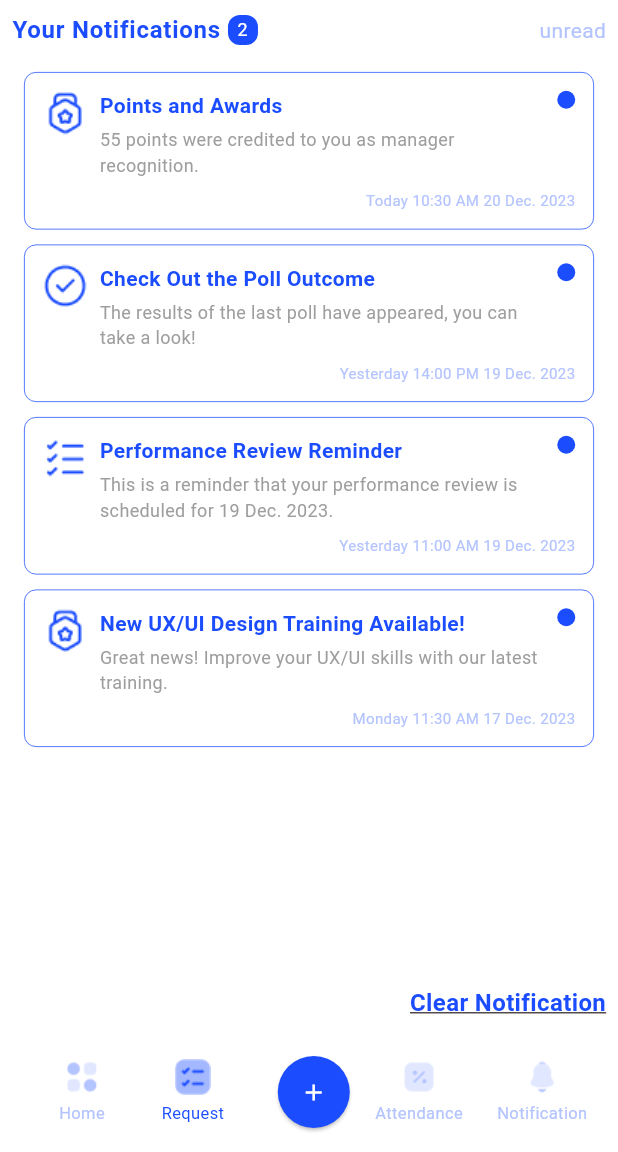
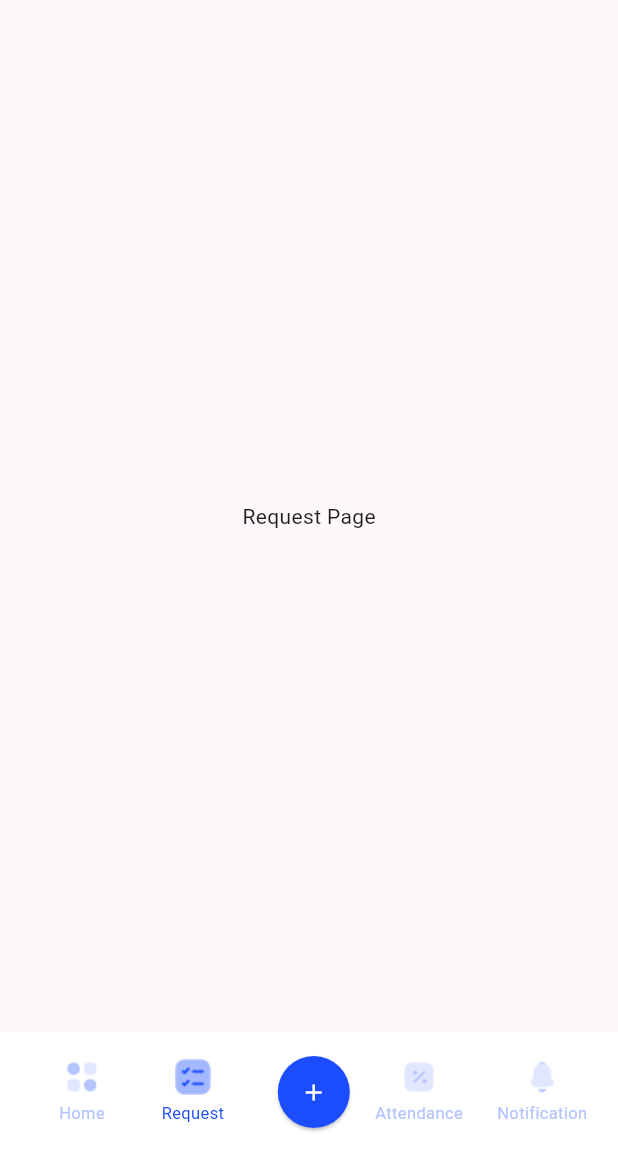
Before and after one commit to ghaliah-Abuhejleh/HR-management-, a Flutter app: the screen it shows after launch, after a tap on "Request", on a phone screen of 412 x 824 dp, the part 84-1236 px from its top. Run offline on Flutter 3.47's test engine with Material 3 defaults, Android fonts, the phone set to English and light mode, and no system bars.

Commit message:
"first Assignment changes submission"

```diff
--- /dev/null
+++ b/lib/home_page.dart
@@ -0,0 +1,170 @@
+import 'package:flutter/material.dart';
+import 'notification_page.dart'; // Import NotificationPage
+
+class HomePage extends StatefulWidget {
+  const HomePage({super.key});
+
+  @override
+  _HomePageState createState() => _HomePageState();
+}
+
+class _HomePageState extends State<HomePage> {
+  int _selectedIndex = 0;
+  Widget _currentBody = const NotificationPage();
+
+  void _onItemTapped(int index) {
+    setState(() {
+      _selectedIndex = index;
+      switch (index) {
+        case 0:
+          _currentBody = const NotificationPage();
+          break;
+        case 1:
+          _currentBody = Center(child: Text('Request Page'));
+          break;
+        case 2:
+          break;
+        case 3:
+          _currentBody = Center(child: Text('Settings Page'));
+          break;
+      }
+    });
+  }
+
+  @override
+  Widget build(BuildContext context) {
+    final theme = Theme.of(context);
+
+    return Scaffold(
+      appBar: AppBar(
+        leading: Icon(Icons.menu),
+        title: Column(
+          crossAxisAlignment: CrossAxisAlignment.start,
+          children: [
+            Text(
+              "Check in",
+              style: theme.textTheme.bodyMedium?.copyWith(
+                color: theme.colorScheme.onPrimary,
+                fontSize: 14,
+              ),
+            ),
+            Text(
+              "09:00 AM",
+              style: theme.textTheme.bodyMedium?.copyWith(
+                color: theme.colorScheme.onPrimary,
+                fontSize: 14,
+              ),
+            ),
+          ],
+        ),
+        actions: [
+          IconButton(
+            icon: Icon(Icons.search, color: theme.iconTheme.color),
+            onPressed: () {},
+          ),
+          SizedBox(width: 16),
+          Container(
+            width: 36,
+            height: 36,
+            decoration: BoxDecoration(
+              shape: BoxShape.circle,
+              border: Border.all(
+                color: Color(0xFF0A9952),
+                width: 2.0,
+              ),
+            ),
+            child: CircleAvatar(
+              backgroundColor: Color(0xFF2e3e4e),
+              radius: 18,
+              child: ClipOval(
+                child: Image.asset(
+                  'assets/images/profile.png',
+                  width: 32,
+                  height: 32,
+                  fit: BoxFit.scaleDown,
+                ),
+              ),
+            ),
+          ),
+          SizedBox(width: 16),
+        ],
+      ),
+      body: _currentBody,
+      bottomNavigationBar: BottomAppBar(
+        color: Colors.white,
+        child: Row(
+          mainAxisAlignment: MainAxisAlignment.spaceAround,
+          children: [
+            SizedBox(width: 10),
+            _buildBottomNavItem(
+              assetName: 'assets/icons/home.png',
+              label: 'Home',
+              index: 0,
+            ),
+            SizedBox(width: 20),
+            _buildBottomNavItem(
+              assetName: 'assets/icons/task-square.png',
+              label: 'Request',
+              index: 1,
+            ),
+            SizedBox(width: 10),
+            ElevatedButton(
+              onPressed: () {},
+              child: Icon(Icons.add, color: Colors.white),
+              style: ElevatedButton.styleFrom(
+                backgroundColor: theme.colorScheme.primary,
+                shape: const CircleBorder(),
+                padding: EdgeInsets.all(15),
+              ),
+            ),
+            _buildBottomNavItem(
+              assetName: 'assets/icons/percentage-square.png',
+              label: 'Attendance',
+              index: 2,
+            ),
+            SizedBox(width: 5),
+            _buildBottomNavItem(
+              assetName: 'assets/icons/notification.png',
+              label: 'Notification',
+              index: 3,
+            ),
+          ],
+        ),
+      ),
+      floatingActionButtonLocation: FloatingActionButtonLocation.endDocked,
+    );
+  }
+
+  Widget _buildBottomNavItem({
+    required String assetName,
+    required String label,
+    required int index,
+  }) {
+    final isSelected = _selectedIndex == index;
+    final theme = Theme.of(context);
+
+    return GestureDetector(
+      onTap: () => _onItemTapped(index),
+      child: Column(
+        mainAxisAlignment: MainAxisAlignment.center,
+        mainAxisSize: MainAxisSize.min,
+        children: [
+          Image.asset(
+            assetName,
+            width: 24,
+            height: 24,
+            color: isSelected ? theme.colorScheme.primary : theme.colorScheme.secondary,
+          ),
+          SizedBox(height: 4),
+          Text(
+            label,
+            style: TextStyle(
+              color: isSelected ? theme.colorScheme.primary : theme.colorScheme.secondary,
+              fontSize: 11,
+            ),
+          ),
+        ],
+      ),
+    );
+  }
+}
--- a/lib/main.dart
+++ b/lib/main.dart
@@ -1,10 +1,8 @@
 import 'package:flutter/material.dart';
-import 'notification_page.dart';
+import 'home_page.dart'; // Import HomePage
 
 void main() {
-  runApp(
-     const MyApp(),
-  );
+  runApp(const MyApp());
 }
 
 class MyApp extends StatelessWidget {
@@ -17,10 +15,10 @@ class MyApp extends StatelessWidget {
       title: 'Flutter Demo',
       theme: ThemeData(
         textTheme: const TextTheme(
-          bodyLarge: const TextStyle(fontSize: 16.0),
-          bodyMedium: const TextStyle(fontSize: 14.0),
-          bodySmall: const TextStyle(fontSize: 10.0),
-          displayLarge: const TextStyle(fontSize: 32.0),
+          bodyLarge: TextStyle(fontSize: 16.0),
+          bodyMedium: TextStyle(fontSize: 14.0),
+          bodySmall: TextStyle(fontSize: 10.0),
+          displayLarge: TextStyle(fontSize: 32.0),
         ),
         colorScheme: ColorScheme.fromSeed(
           seedColor: Colors.black,
@@ -28,11 +26,10 @@ class MyApp extends StatelessWidget {
           onPrimary: Colors.black,
           secondary: const Color(0xFFB4C4FF),
           onSecondary: Colors.grey,
-
         ),
         useMaterial3: true,
       ),
-      home: const NotificationPage(),
+      home: const HomePage(),
     );
   }
 }
--- a/lib/notification_card.dart
+++ b/lib/notification_card.dart
@@ -4,7 +4,7 @@ class NotificationCard extends StatelessWidget {
   final String title;
   final String description;
   final String additionalInfo;
-  final Image image; // Keeping Image type
+  final Image image;
   final Color borderColor;
 
   const NotificationCard({
--- a/lib/notification_page.dart
+++ b/lib/notification_page.dart
@@ -1,129 +1,41 @@
 import 'package:flutter/material.dart';
-import 'notification_card.dart';
+import 'notification_card.dart'; // Ensure you have this file
 
-class NotificationPage extends StatefulWidget {
+class NotificationPage extends StatelessWidget {
   const NotificationPage({super.key});
-
-  @override
-  _NotificationPageState createState() => _NotificationPageState();
-}
-
-class _NotificationPageState extends State<NotificationPage> {
-  int _selectedIndex = 3;
-
-  void _onItemTapped(int index) {
-    setState(() {
-      _selectedIndex = index;
-    });
-
-    switch (index) {
-      case 0:
-        Navigator.pushNamed(context, '/home');
-        break;
-      case 1:
-        break;
-      case 2:
-        Navigator.pushNamed(context, '/profile');
-        break;
-      case 3:
-        Navigator.pushNamed(context, '/settings');
-        break;
-    }
-  }
-
-
-  Widget _buildBottomNavItem({
-    required String assetName,
-    required String label,
-    required int index,
-  }) {
-    final isSelected = _selectedIndex == index;
-    final theme = Theme.of(context);
-
-    return GestureDetector(
-      onTap: () => _onItemTapped(index),
-      child: Column(
-        mainAxisAlignment: MainAxisAlignment.center,
-        mainAxisSize: MainAxisSize.min,
-        children: [
-          Image.asset(
-            assetName,
-            width: 24,
-            height: 24,
-            color: isSelected ? theme.colorScheme.primary : theme.colorScheme.secondary,
-          ),
-          SizedBox(height: 4),
-          Text(
-            label,
-            style: TextStyle(
-              color: isSelected ? theme.colorScheme.primary : theme.colorScheme.secondary,
-              fontSize: 11,
-            ),
-          ),
-        ],
-      ),
-    );
-  }
 
   @override
   Widget build(BuildContext context) {
     final theme = Theme.of(context);
+    final notifications = [
+      {
+        'title': "Points and Awards",
+        'description': "55 points were credited to you as manager recognition.",
+        'additionalInfo': "Today 10:30 AM 20 Dec. 2023",
+        'image': 'assets/images/award.png',
+      },
+      {
+        'title': "Check Out the Poll Outcome",
+        'description': "The results of the last poll have appeared, you can take a look!",
+        'additionalInfo': "Yesterday 14:00 PM 19 Dec. 2023",
+        'image': 'assets/images/tick-circle.png',
+      },
+      {
+        'title': "Performance Review Reminder",
+        'description': "This is a reminder that your performance review is scheduled for 19 Dec. 2023.",
+        'additionalInfo': "Yesterday 11:00 AM 19 Dec. 2023",
+        'image': 'assets/images/task.png',
+      },
+      {
+        'title': "New UX/UI Design Training Available!",
+        'description': "Great news! Improve your UX/UI skills with our latest training.",
+        'additionalInfo': "Monday 11:30 AM 17 Dec. 2023",
+        'image': 'assets/images/award.png',
+      },
+    ];
 
     return Scaffold(
       backgroundColor: Colors.white,
-      appBar: AppBar(
-        leading: Icon(Icons.menu),
-        title: Column(
-          crossAxisAlignment: CrossAxisAlignment.start,
-          children: [
-            Text(
-              "Check in",
-              style: theme.textTheme.bodyMedium?.copyWith(
-                color: theme.colorScheme.onPrimary,
-                fontSize: 14,
-              ),
-            ),
-            Text(
-              "09:00 AM",
-              style: theme.textTheme.bodyMedium?.copyWith(
-                color: theme.colorScheme.onPrimary,
-                fontSize: 14,
-              ),
-            ),
-          ],
-        ),
-        actions: [
-          IconButton(
-            icon: Icon(Icons.search, color: theme.iconTheme.color),
-            onPressed: () {},
-          ),
-          SizedBox(width: 16),
-          Container(
-            width: 36,
-            height: 36,
-            decoration: BoxDecoration(
-              shape: BoxShape.circle,
-              border: Border.all(
-                color: Color(0xFF0A9952),
-                width: 2.0,
-              ),
-            ),
-            child: CircleAvatar(
-              backgroundColor: Color(0xFF2e3e4e),
-              radius: 18,
-              child: ClipOval(
-                child: Image.asset(
-                  'images/profile.png',
-                  width: 32,
-                  height: 32,
-                  fit: BoxFit.scaleDown,
-                ),
-              ),
-            ),
-          ),
-          SizedBox(width: 16),
-        ],
-      ),
       body: Padding(
         padding: const EdgeInsets.all(8.0),
         child: Column(
@@ -152,7 +64,7 @@ class _NotificationPageState extends State<NotificationPage> {
                       ),
                       child: Center(
                         child: Text(
-                          "2",
+                          "${notifications.length}", // Update to dynamic count
                           style: theme.textTheme.bodySmall?.copyWith(
                             color: Colors.white,
                             fontSize: 12,
@@ -174,43 +86,24 @@ class _NotificationPageState extends State<NotificationPage> {
             ),
             SizedBox(height: 8),
             Expanded(
-              child: ListView(
+              child: ListView.builder(
                 padding: const EdgeInsets.all(8),
-                children: [
-                  NotificationCard(
-                    title: "Points and Awards",
-                    description: "55 points were credited to you as manager recognition.",
-                    additionalInfo: "Today 10:30 AM 20 Dec. 2023",
-                    image: Image.asset('images/award.png'),
+                itemCount: notifications.length,
+                itemBuilder: (context, index) {
+                  final notification = notifications[index];
+                  return NotificationCard(
+                    title: notification['title']!,
+                    description: notification['description']!,
+                    additionalInfo: notification['additionalInfo']!,
+                    image: Image.asset(notification['image']!),
                     borderColor: theme.colorScheme.primary,
-                  ),
-                  NotificationCard(
-                    title: "Check Out the Poll Outcome",
-                    description: "The results of the last poll have appeared, you can take a look!",
-                    additionalInfo: "Yesterday 14:00 PM 19 Dec. 2023",
-                    image: Image.asset('images/tick-circle.png'),
-                    borderColor: theme.colorScheme.primary,
-                  ),
-                  NotificationCard(
-                    title: "Performance Review Reminder",
-                    description: "This is a reminder that your performance review is scheduled for 19 Dec. 2023.",
-                    additionalInfo: "Yesterday 11:00 AM 19 Dec. 2023",
-                    image: Image.asset('images/task.png'),
-                    borderColor: theme.colorScheme.primary,
-                  ),
-                  NotificationCard(
-                    title: "New UX/UI Design Training Available!",
-                    description: "Great news! Improve your UX/UI skills with our latest training.",
-                    additionalInfo: "Monday 11:30 AM 17 Dec. 2023",
-                    image: Image.asset('images/award.png'),
-                    borderColor: theme.colorScheme.primary,
-                  ),
-                ],
+                  );
+                },
               ),
             ),
             GestureDetector(
               onTap: () {
-
+                // Clear Notification action
               },
               child: Text(
                 "Clear Notification",
@@ -225,48 +118,6 @@ class _NotificationPageState extends State<NotificationPage> {
           ],
         ),
       ),
-      bottomNavigationBar: BottomAppBar(
-
-        color: Colors.white,
-        child: Row(
-          mainAxisAlignment: MainAxisAlignment.spaceAround,
-          children: [
-            SizedBox(width:10),
-            _buildBottomNavItem(
-              assetName: 'images/icons/home.png',
-              label: 'Home',
-              index: 0,
-            ),
-            SizedBox(width:20),
-            _buildBottomNavItem(
-              assetName: 'images/icons/task-square.png',
-              label: 'Request',
-              index: 1,
-            ),
-             SizedBox(width:10),
-            ElevatedButton(
-              onPressed: () {},
-              child: Icon(Icons.add, color: Colors.white),
-              style: ElevatedButton.styleFrom(
-                backgroundColor: theme.colorScheme.primary,
-                shape: const CircleBorder(),
-                padding: EdgeInsets.all(15),
-              ),
-            ),
-            _buildBottomNavItem(
-              assetName: 'images/icons/percentage-square.png',
-              label: 'Attendance',
-              index: 2,
-            ), SizedBox(width:5),
-            _buildBottomNavItem(
-              assetName: 'images/icons/notification.png',
-              label: 'Notification',
-              index: 3,
-            ),
-          ],
-        ),
-      ),
-      floatingActionButtonLocation: FloatingActionButtonLocation.endDocked,
     );
   }
 }
```
Also changed, not shown: lib/counter_model.dart (deleted, +0 -9 lines), pubspec.yaml (+8 -8 lines), assets/icons/home.png (renamed from images/icons/home.png), assets/icons/notification.png (renamed from images/icons/notification.png), assets/icons/percentage-square.png (renamed from images/icons/percentage-square.png), assets/icons/task-square.png (renamed from images/icons/task-square.png), assets/images/award.png (renamed from images/award.png), assets/images/task.png (renamed from images/task.png), assets/images/tick-circle.png (renamed from images/tick-circle.png), 1 other file.
